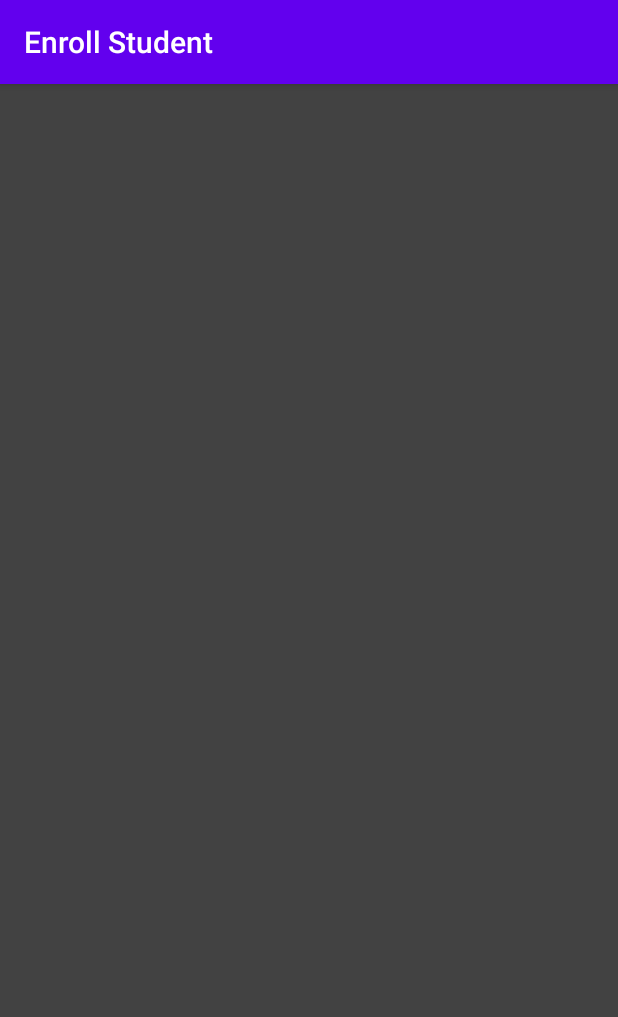
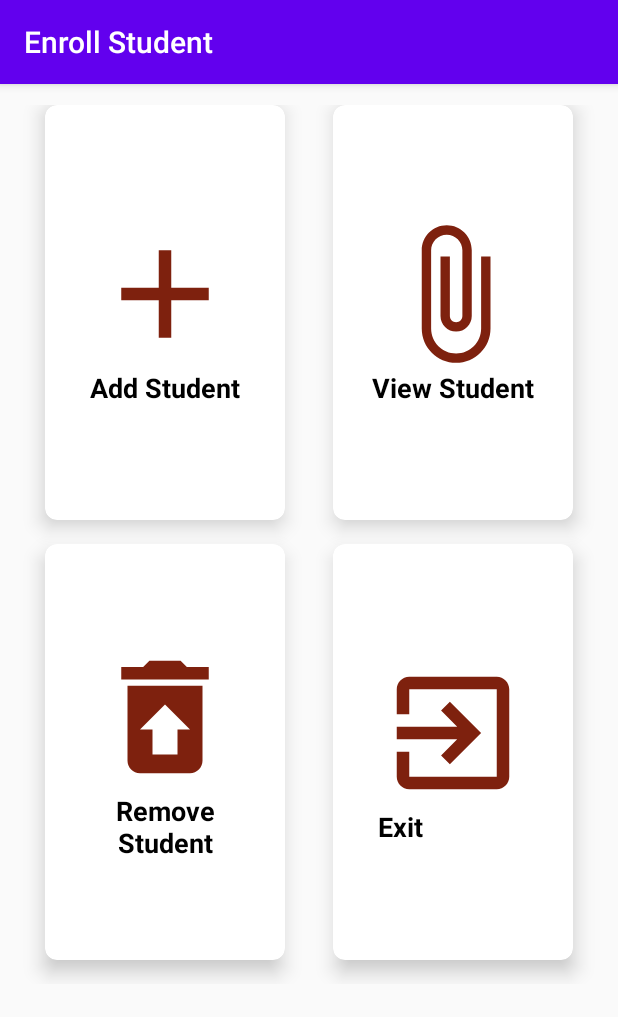
Before and after one commit to mudimbamoonde/StudentEntry, an Android app: the screen it shows after launch (MainActivity), on a phone screen of 412 x 824 dp. Shown: the top 1017 px of the screen. Run offline under Robolectric (Android 15) with nearby library versions, the phone set to English and light mode, and no system bars.

Commit message:
Layout update;

```diff
--- a/app/src/main/res/layout-v21/activity_main.xml
+++ b/app/src/main/res/layout-v21/activity_main.xml
@@ -4,17 +4,22 @@
     xmlns:tools="http://schemas.android.com/tools"
     android:layout_width="match_parent"
     android:layout_height="match_parent"
-    android:background="@color/cardview_dark_background"
     tools:context=".MainActivity">
 
+    <LinearLayout
+        android:orientation="vertical"
+        android:weightSum="10"
+        android:layout_width="match_parent"
+        android:layout_height="match_parent">
+
         <GridLayout
-            android:columnCount="4"
-            android:rowCount="4"
+            android:columnCount="2"
+            android:rowCount="3"
             android:alignmentMode="alignMargins"
             android:columnOrderPreserved="false"
             android:layout_weight="8"
-            android:layout_width="0dp"
-            android:layout_height="wrap_content"
+            android:layout_width="match_parent"
+            android:layout_height="0dp"
             android:padding="14dp">
 
             <androidx.cardview.widget.CardView
@@ -26,29 +31,139 @@
                 android:layout_marginLeft="16dp"
                 android:layout_marginRight="16dp"
                 app:cardElevation="8dp"
-                app:cardCornerRadius="8dp"
-                android:background="@color/cardview_light_background"
-                >
+                app:cardCornerRadius="8dp">
+
                 <LinearLayout
                     android:layout_gravity="center_horizontal|center_vertical"
+                    android:layout_margin="16dp"
+                    android:orientation="vertical"
                     android:layout_width="wrap_content"
-                    android:layout_margin="16dp"
                     android:layout_height="wrap_content">
                     <ImageView
+                        android:layout_gravity="center_horizontal"
                         android:layout_width="wrap_content"
                         android:layout_height="wrap_content"
-                        android:src="@mipmap/ic_launcher"/>
+                        android:src="@drawable/ic_baseline_add_24"/>
                     <TextView
+                        android:gravity="center_horizontal"
+                        android:text="Add Student"
+                        android:textAlignment="center"
+                        android:textColor="@android:color/black"
+                        android:textSize="18sp"
+                        android:textStyle="bold"
                         android:layout_width="wrap_content"
-                        android:layout_height="wrap_content"
-                        android:text="Add Learner"
-                        android:textAlignment="center"
-                        android:gravity="center_horizontal" />
+                        android:layout_height="wrap_content" />
 
                 </LinearLayout>
             </androidx.cardview.widget.CardView>
 
+            <androidx.cardview.widget.CardView
+                android:layout_width="0dp"
+                android:layout_height="0dp"
+                android:layout_columnWeight="1"
+                android:layout_rowWeight="1"
+                android:layout_marginBottom="16dp"
+                android:layout_marginLeft="16dp"
+                android:layout_marginRight="16dp"
+                app:cardElevation="8dp"
+                app:cardCornerRadius="8dp">
+
+                <LinearLayout
+                    android:layout_gravity="center_horizontal|center_vertical"
+                    android:layout_margin="16dp"
+                    android:orientation="vertical"
+                    android:layout_width="wrap_content"
+                    android:layout_height="wrap_content">
+                    <ImageView
+                        android:layout_gravity="center_horizontal"
+                        android:layout_width="wrap_content"
+                        android:layout_height="wrap_content"
+                        android:src="@drawable/ic_baseline_attach_file_24"/>
+                    <TextView
+                        android:gravity="center_horizontal"
+                        android:text="View Student"
+                        android:textAlignment="center"
+                        android:textColor="@android:color/black"
+                        android:textSize="18sp"
+                        android:textStyle="bold"
+                        android:layout_width="wrap_content"
+                        android:layout_height="wrap_content" />
+
+                </LinearLayout>
+            </androidx.cardview.widget.CardView>
+
+            <androidx.cardview.widget.CardView
+                android:layout_width="0dp"
+                android:layout_height="0dp"
+                android:layout_columnWeight="1"
+                android:layout_rowWeight="1"
+                android:layout_marginBottom="16dp"
+                android:layout_marginLeft="16dp"
+                android:layout_marginRight="16dp"
+                app:cardElevation="8dp"
+                app:cardCornerRadius="8dp">
+
+                <LinearLayout
+                    android:layout_gravity="center_horizontal|center_vertical"
+                    android:layout_margin="16dp"
+                    android:orientation="vertical"
+                    android:layout_width="wrap_content"
+                    android:layout_height="wrap_content">
+                    <ImageView
+                        android:layout_gravity="center_horizontal"
+                        android:layout_width="wrap_content"
+                        android:layout_height="wrap_content"
+                        android:src="@drawable/ic_baseline_restore_from_trash_24"/>
+                    <TextView
+                        android:gravity="center_horizontal"
+                        android:text="Remove Student"
+                        android:textAlignment="center"
+                        android:textColor="@android:color/black"
+                        android:textSize="18sp"
+                        android:textStyle="bold"
+                        android:layout_width="wrap_content"
+                        android:layout_height="wrap_content" />
+
+                </LinearLayout>
+            </androidx.cardview.widget.CardView>
+
+            <androidx.cardview.widget.CardView
+                android:layout_width="0dp"
+                android:layout_height="0dp"
+                android:layout_columnWeight="1"
+                android:layout_rowWeight="1"
+                android:layout_marginBottom="16dp"
+                android:layout_marginLeft="16dp"
+                android:layout_marginRight="16dp"
+                app:cardElevation="8dp"
+                app:cardCornerRadius="8dp">
+
+                <LinearLayout
+                    android:layout_gravity="center_horizontal|center_vertical"
+                    android:layout_margin="16dp"
+                    android:orientation="vertical"
+                    android:layout_width="wrap_content"
+                    android:layout_height="wrap_content">
+                    <ImageView
+                        android:layout_gravity="center_horizontal"
+                        android:layout_width="wrap_content"
+                        android:layout_height="wrap_content"
+                        android:src="@drawable/ic_baseline_exit_to_app_24"/>
+                    <TextView
+                        android:gravity="center_horizontal"
+                        android:text="Exit"
+                        android:textAlignment="center"
+                        android:textColor="@android:color/black"
+                        android:textSize="18sp"
+                        android:textStyle="bold"
+                        android:layout_width="wrap_content"
+                        android:layout_height="wrap_content" />
+
+                </LinearLayout>
+            </androidx.cardview.widget.CardView>
 
         </GridLayout>
 
+    </LinearLayout>
+
 </LinearLayout>
```
